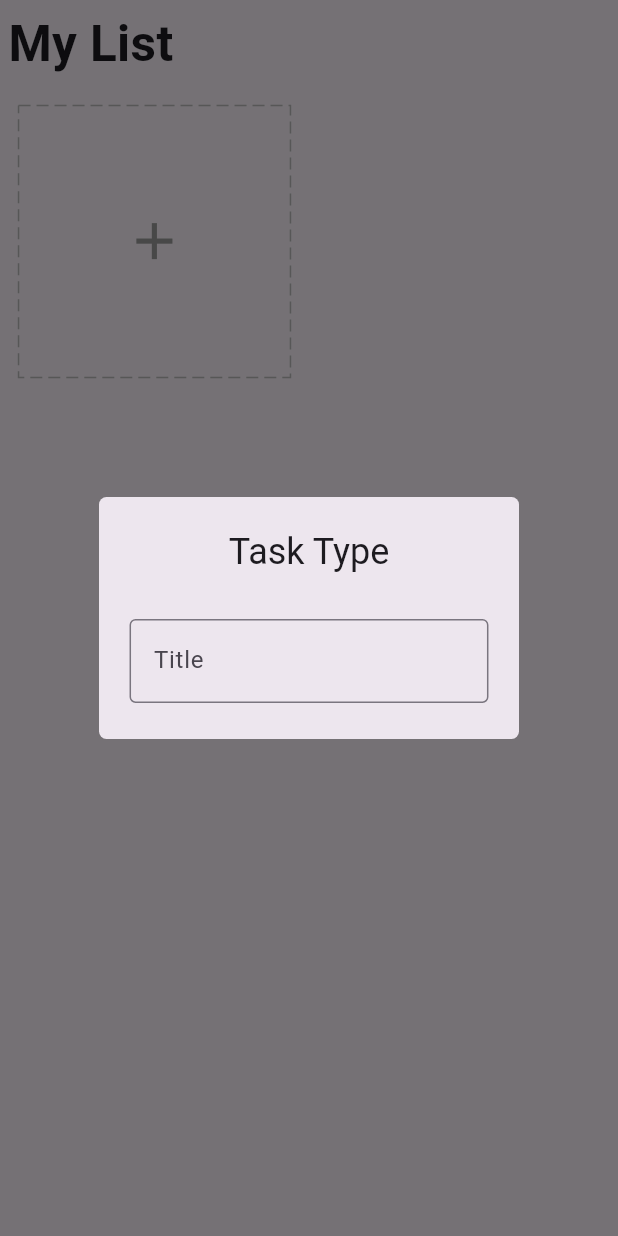
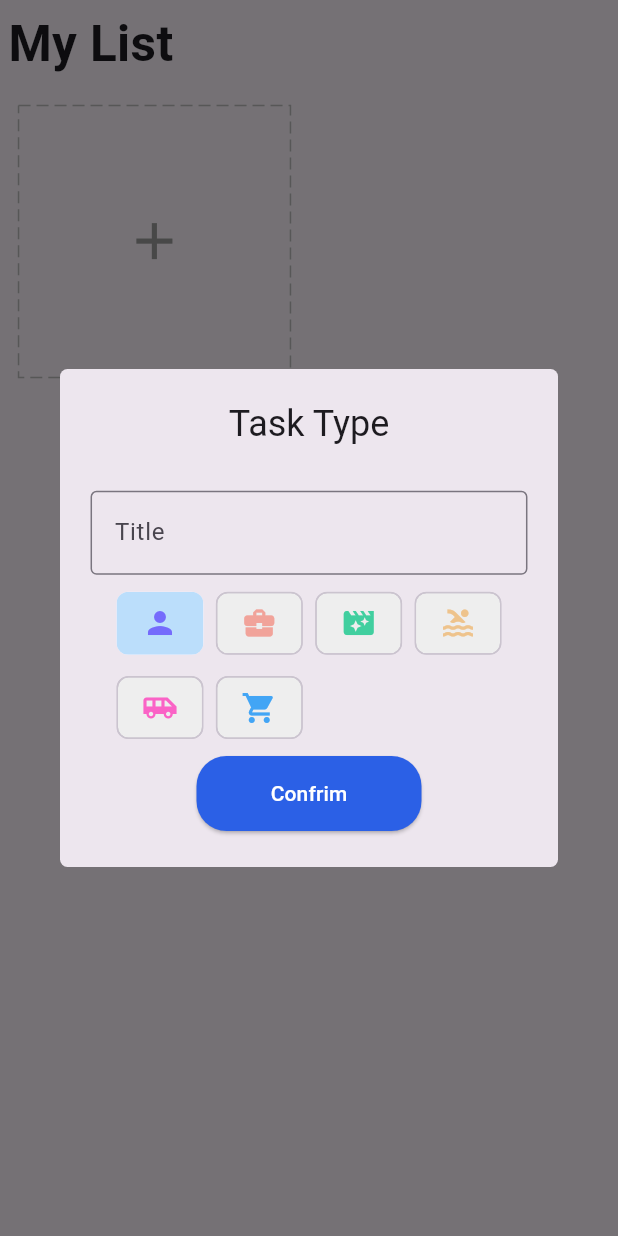
Before and after one commit to SardarHossaini/Task-Manager-App, a Flutter app: the screen it shows after launch, after a tap on the "add" icon, on a phone screen of 412 x 824 dp. Run offline on Flutter 3.47's test engine with Material 3 defaults, Android fonts, the phone set to English and light mode, and no system bars; drawn by our look-alikes of dotted_border; our stand-ins replace equatable, flutter_easyloading, get, get_storage.

```diff
--- a/lib/app/data/models/task.dart
+++ b/lib/app/data/models/task.dart
@@ -10,7 +10,7 @@ class Task extends Equatable {
     required this.title,
     required this.icon,
     required this.color,
-    required this.todos,
+    this.todos,
   });
 
   Task copyWith({
--- a/lib/app/modules/home/widgets/add_card.dart
+++ b/lib/app/modules/home/widgets/add_card.dart
@@ -1,8 +1,11 @@
 import 'package:dotted_border/dotted_border.dart';
 import 'package:flutter/material.dart';
+import 'package:flutter_easyloading/flutter_easyloading.dart';
 import 'package:get/get.dart';
 import 'package:get/get_core/src/get_main.dart';
 import 'package:task_manager_app/app/core/utils/extensions.dart';
+import 'package:task_manager_app/app/core/values/colors.dart';
+import 'package:task_manager_app/app/data/models/task.dart';
 import 'package:task_manager_app/app/modules/home/controller.dart';
 import 'package:task_manager_app/app/widgets/icons.dart';
 
@@ -44,10 +47,72 @@ class AddCard extends StatelessWidget {
                       },
                     ),
                   ),
+                  Padding(
+                    padding: EdgeInsets.symmetric(
+                      horizontal: 1.0.wp,
+                      vertical: 1.0.hp,
+                    ),
+                    child: Wrap(
+                      spacing: 2.0.wp,
+                      runSpacing: 2.0.wp, // Add this line for vertical spacing
+                      children: icons
+                          .map(
+                            (e) => Obx(() {
+                              final index = icons.indexOf(e);
+                              return ChoiceChip(
+                                label: e,
+                                selected: homeCtrl.chipIndex.value == index,
+                                onSelected: (selected) {
+                                  if (selected) {
+                                    homeCtrl.chipIndex.value = index;
+                                  }
+                                },
+                                selectedColor:
+                                    Colors.blue[100], // یا هر رنگ دلخواه
+                                backgroundColor: Colors.grey[200],
+                                showCheckmark: false, // تیک را حذف می‌کند
+                              );
+                            }),
+                          )
+                          .toList(),
+                    ),
+                  ),
+                  ElevatedButton(
+                    style: ElevatedButton.styleFrom(
+                      backgroundColor: blue,
+                      shape: RoundedRectangleBorder(
+                        borderRadius: BorderRadius.circular(20),
+                      ),
+                      minimumSize: const Size(150, 50),
+                    ),
+                    onPressed: () {
+                      if (homeCtrl.formKey.currentState!.validate()) {
+                        int icon =
+                            icons[homeCtrl.chipIndex.value].icon!.codePoint;
+                        String color = icons[homeCtrl.chipIndex.value].color!
+                            .toHex();
+                        var task = Task(
+                          title: homeCtrl.editController.text,
+                          icon: icon,
+                          color: color,
+                        );
+                        Get.back();
+                        homeCtrl.addTask(task)
+                            ? EasyLoading.showSuccess("Create successfully")
+                            : EasyLoading.showError("Duplicated task");
+                      }
+                    },
+                    child: Text(
+                      "Confrim",
+                      style: TextStyle(color: Colors.white),
+                    ),
+                  ),
                 ],
               ),
             ),
           );
+          homeCtrl.editController.clear();
+          homeCtrl.changeChipIndex(0);
         },
         child: DottedBorder(
           options: RectDottedBorderOptions(
```
Also changed, not shown: lib/app/modules/home/controller.dart (+9 -0 lines).
